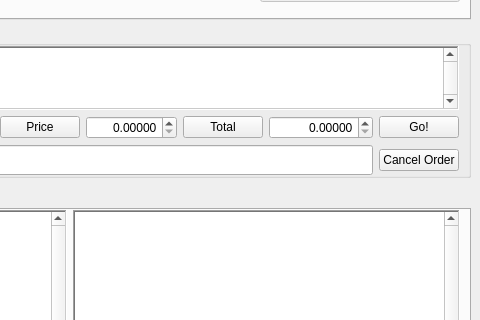
Above: goxgui/ui/main_window.ui from genbtc/goxgui before the change; both pictures show x 340 to 820 and y 84 to 404 of the 820 by 724 pixel window. Below: the same form after it.
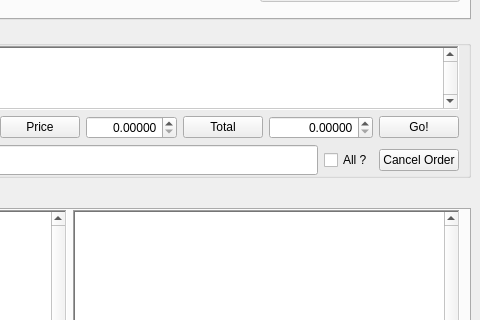
That is the form after the change.

Commit message: Add new goxapi version, that has new status messages, and a "cancel all" button.

```diff
--- a/goxgui/ui/main_window.ui
+++ b/goxgui/ui/main_window.ui
@@ -488,6 +488,13 @@
            </property>
           </widget>
          </item>
+         <item>
+          <widget class="QCheckBox" name="checkBoxCancelAll">
+           <property name="text">
+            <string>All ?</string>
+           </property>
+          </widget>
+         </item>
          <item>
           <widget class="QPushButton" name="pushButtonCancel">
            <property name="cursor">
```
The commit also changes 4 other files.
